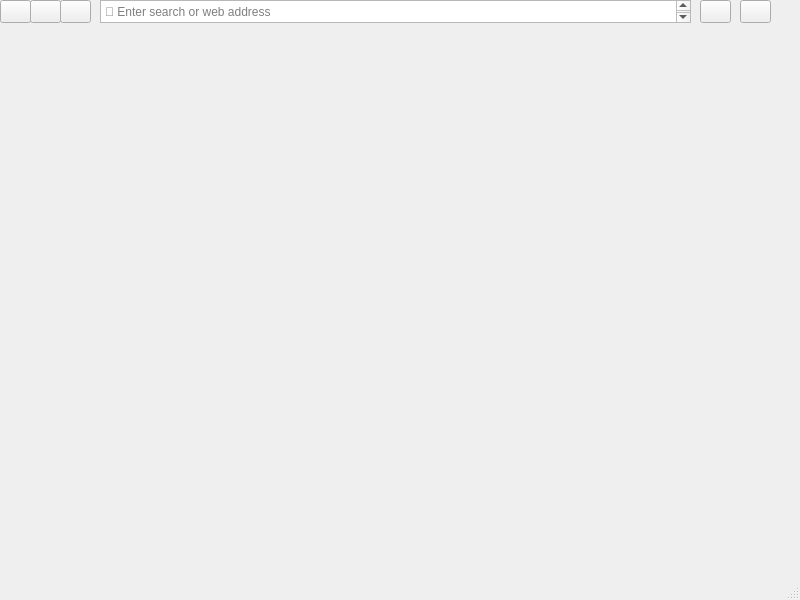
The window that src/Common/simpleFrontPage.ui (pmqueiroz/web-browser) describes before a commit, drawn with Qt 5.
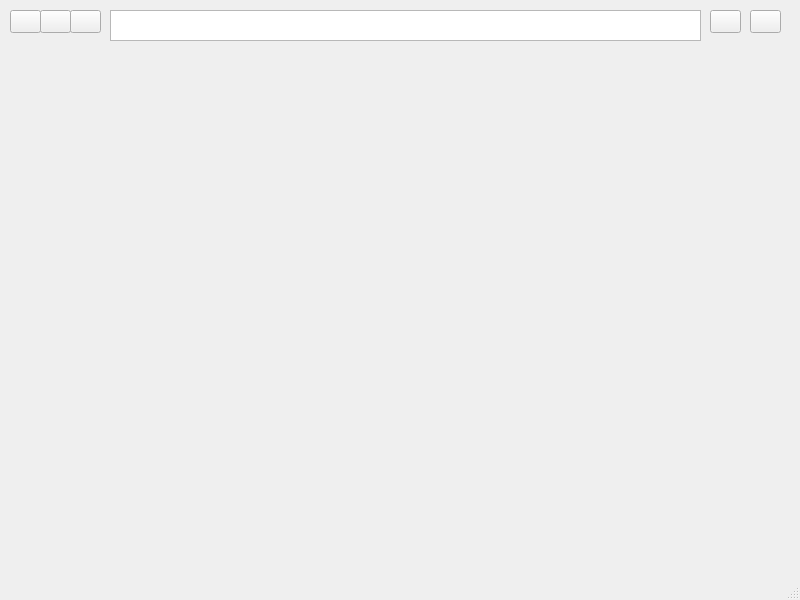
The same window after the commit. Icons and pictures are not drawn.

```diff
--- a/src/Common/simpleFrontPage.ui
+++ b/src/Common/simpleFrontPage.ui
@@ -13,12 +13,19 @@
   <property name="windowTitle">
    <string>Atheris Browser</string>
   </property>
+  <property name="windowIcon">
+   <iconset>
+    <normaloff>../img/atheris-logo.png</normaloff>../img/atheris-logo.png</iconset>
+  </property>
+  <property name="toolButtonStyle">
+   <enum>Qt::ToolButtonTextOnly</enum>
+  </property>
   <widget class="QWidget" name="centralwidget">
    <widget class="QPushButton" name="backButton">
     <property name="geometry">
      <rect>
-      <x>0</x>
-      <y>0</y>
+      <x>10</x>
+      <y>10</y>
       <width>31</width>
       <height>23</height>
      </rect>
@@ -34,8 +41,8 @@
    <widget class="QPushButton" name="towardButton">
     <property name="geometry">
      <rect>
-      <x>30</x>
-      <y>0</y>
+      <x>40</x>
+      <y>10</y>
       <width>31</width>
       <height>23</height>
      </rect>
@@ -51,8 +58,8 @@
    <widget class="QPushButton" name="refreshButton">
     <property name="geometry">
      <rect>
-      <x>60</x>
-      <y>0</y>
+      <x>70</x>
+      <y>10</y>
       <width>31</width>
       <height>23</height>
      </rect>
@@ -65,24 +72,11 @@
       <normaloff>../img/refresh.svg</normaloff>../img/refresh.svg</iconset>
     </property>
    </widget>
-   <widget class="QTextBrowser" name="textBrowser">
-    <property name="geometry">
-     <rect>
-      <x>100</x>
-      <y>0</y>
-      <width>591</width>
-      <height>23</height>
-     </rect>
-    </property>
-    <property name="placeholderText">
-     <string>🔎 Enter search or web address</string>
-    </property>
-   </widget>
    <widget class="QPushButton" name="bookmarkButton">
     <property name="geometry">
      <rect>
-      <x>700</x>
-      <y>0</y>
+      <x>710</x>
+      <y>10</y>
       <width>31</width>
       <height>23</height>
      </rect>
@@ -98,8 +92,8 @@
    <widget class="QToolButton" name="toolButton">
     <property name="geometry">
      <rect>
-      <x>740</x>
-      <y>0</y>
+      <x>750</x>
+      <y>10</y>
       <width>31</width>
       <height>23</height>
      </rect>
@@ -112,6 +106,16 @@
       <normaloff>../img/options.svg</normaloff>../img/options.svg</iconset>
     </property>
    </widget>
+   <widget class="QTextEdit" name="browserInput">
+    <property name="geometry">
+     <rect>
+      <x>110</x>
+      <y>10</y>
+      <width>591</width>
+      <height>31</height>
+     </rect>
+    </property>
+   </widget>
   </widget>
   <widget class="QStatusBar" name="statusbar"/>
  </widget>
```
